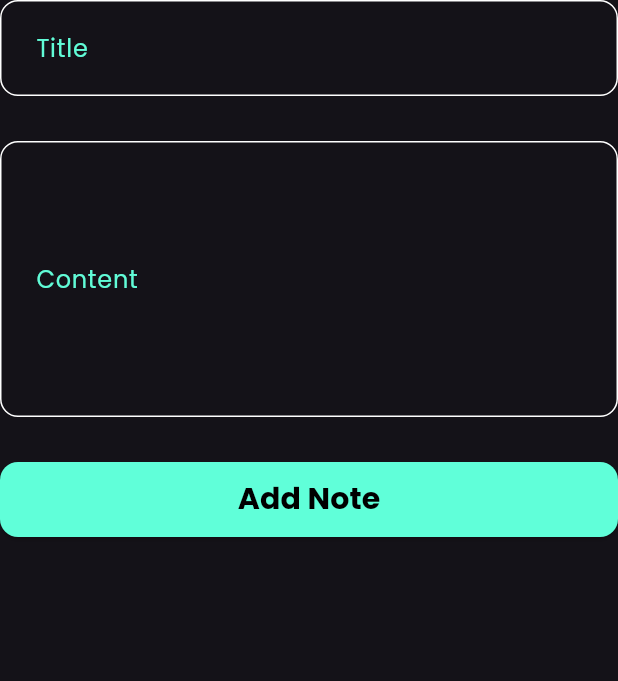
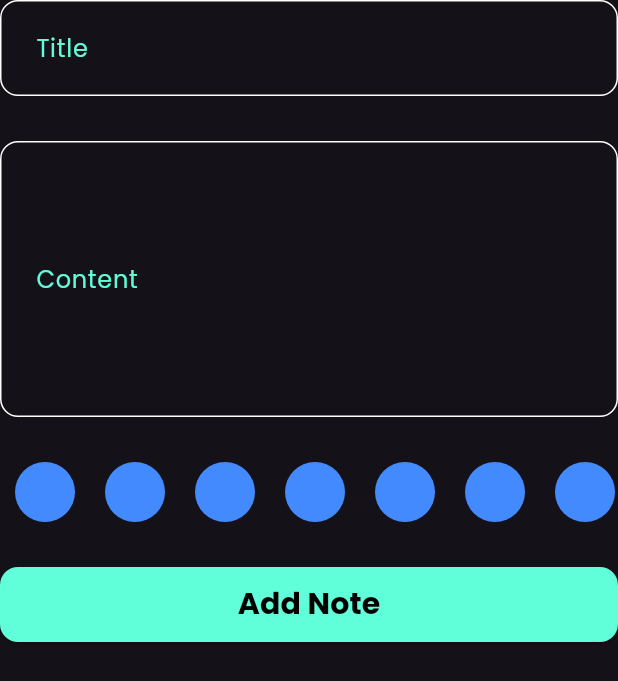
Before and after one commit to AhmedRasmy1/notes_app, a Flutter app: the AddNoteForm widget shown alone on an empty page, opened directly, on a phone screen of 412 x 824 dp. Shown: the top 681 px of the screen. Run offline on Flutter 3.47's test engine with Material 3 defaults, Android fonts, the phone set to English and light mode, and no system bars; our stand-ins replace bloc, flutter_bloc, font_awesome_flutter, google_fonts, hive, hive_flutter; accounts and stored records are empty.

Commit message:
Create Colors List View Part One

```diff
--- a/lib/Views/Widgets/add_note_form.dart
+++ b/lib/Views/Widgets/add_note_form.dart
@@ -2,8 +2,8 @@ import 'package:flutter/material.dart';
 import 'package:flutter_bloc/flutter_bloc.dart';
 import 'package:intl/intl.dart';
 import 'package:notes_app/Cubits/add_note_cubit/add_note_cubit.dart';
-import 'package:notes_app/Cubits/cubit/notes_cubit.dart';
 import 'package:notes_app/Models/note_model.dart';
+import 'package:notes_app/Views/Widgets/color_item.dart';
 import 'package:notes_app/Views/Widgets/custom_elevated_button.dart';
 import 'package:notes_app/Views/Widgets/custom_text_field.dart';
 
@@ -51,6 +51,10 @@ class _AddNoteFormState extends State<AddNoteForm> {
           const SizedBox(
             height: 30,
           ),
+          const PickColorItem(),
+          const SizedBox(
+            height: 30,
+          ),
           BlocBuilder<AddNoteCubit, AddNoteState>(
             builder: (context, state) {
               return CustomElevatedButton(
--- /dev/null
+++ b/lib/Views/Widgets/color_item.dart
@@ -0,0 +1,35 @@
+import 'package:flutter/cupertino.dart';
+import 'package:flutter/material.dart';
+
+class ColorItem extends StatelessWidget {
+  const ColorItem({super.key});
+
+  @override
+  Widget build(BuildContext context) {
+    return const CircleAvatar(
+      radius: 30,
+      backgroundColor: Colors.blueAccent,
+    );
+  }
+}
+
+class PickColorItem extends StatelessWidget {
+  const PickColorItem({super.key});
+
+  @override
+  Widget build(BuildContext context) {
+    return SizedBox(
+      height: 40,
+      child: GestureDetector(
+        onTap: () {},
+        child: ListView.builder(
+          scrollDirection: Axis.horizontal,
+          itemCount: 10,
+          itemBuilder: (context, index) {
+            return const ColorItem();
+          },
+        ),
+      ),
+    );
+  }
+}
```
